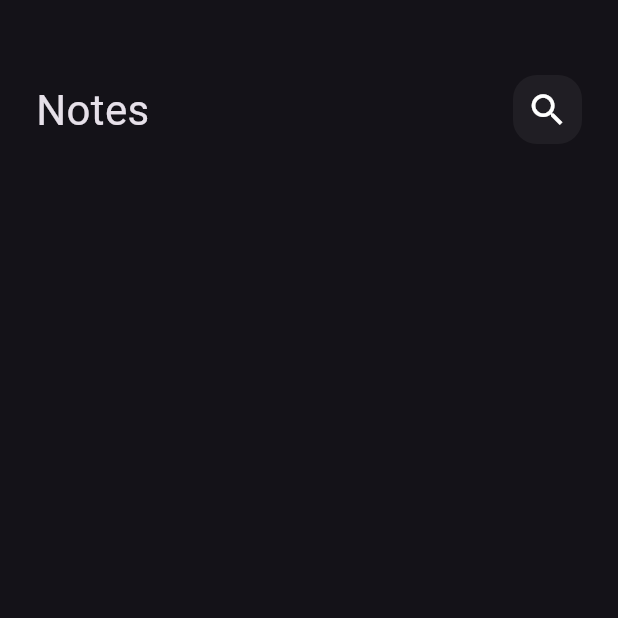
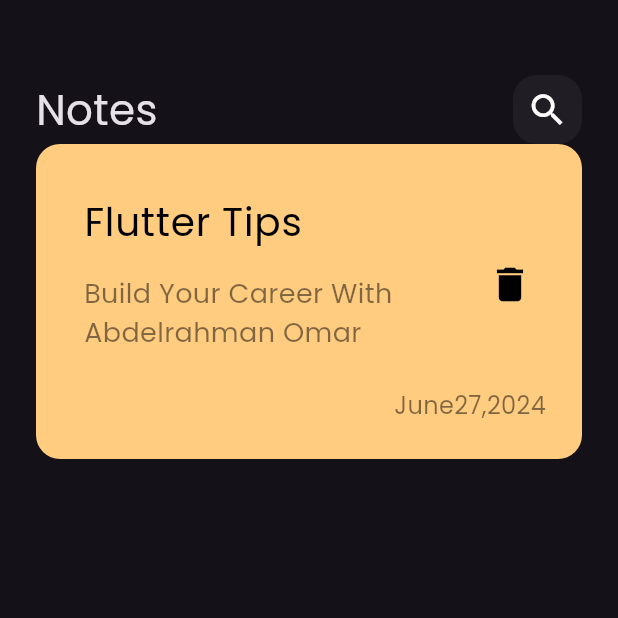
Before and after one commit to Abderlahman-Omar/notes_app, a Flutter app: the screen it shows after launch, on a phone screen of 412 x 824 dp, the top half of it. Run offline on Flutter 3.47's test engine with Material 3 defaults, Android fonts, the phone set to English and light mode, and no system bars.

Commit message:
creating-note-item

```diff
--- a/lib/main.dart
+++ b/lib/main.dart
@@ -14,6 +14,7 @@ class NotesApp extends StatelessWidget {
       debugShowCheckedModeBanner: false,
       theme: ThemeData(
         brightness: Brightness.dark,
+        fontFamily: 'Poppins',
       ),
       home: const NotesView(),
     );
--- /dev/null
+++ b/lib/views/widgets/custom_note_item.dart
@@ -0,0 +1,69 @@
+import 'package:flutter/material.dart';
+
+class NoteItem extends StatelessWidget {
+  const NoteItem({super.key});
+
+  @override
+  Widget build(BuildContext context) {
+    return Container(
+      padding: const EdgeInsets.only(
+        top: 24,
+        bottom: 24,
+        left: 16,
+      ),
+      decoration: BoxDecoration(
+        color: const Color(0xffFFCC80),
+        borderRadius: BorderRadius.circular(
+          16,
+        ),
+      ),
+      child: Column(
+        crossAxisAlignment: CrossAxisAlignment.end,
+        children: [
+          ListTile(
+            title: const Text(
+              'Flutter Tips',
+              style: TextStyle(
+                color: Colors.black,
+                fontSize: 26,
+              ),
+            ),
+            subtitle: Padding(
+              padding: const EdgeInsets.only(
+                top: 16,
+                bottom: 16,
+              ),
+              child: Text(
+                'Build Your Career With Abdelrahman Omar',
+                style: TextStyle(
+                  color: Colors.black.withOpacity(.5),
+                  fontSize: 18,
+                ),
+              ),
+            ),
+            trailing: IconButton(
+              onPressed: () {},
+              icon: const Icon(
+                Icons.delete,
+                color: Colors.black,
+                size: 30,
+              ),
+            ),
+          ),
+          Padding(
+            padding: const EdgeInsets.only(
+              right: 24,
+            ),
+            child: Text(
+              'June27,2024',
+              style: TextStyle(
+                color: Colors.black.withOpacity(.5),
+                fontSize: 16,
+              ),
+            ),
+          )
+        ],
+      ),
+    );
+  }
+}
--- a/lib/views/widgets/notes_view_body.dart
+++ b/lib/views/widgets/notes_view_body.dart
@@ -1,5 +1,6 @@
 import 'package:flutter/material.dart';
 import 'package:notes_app/views/widgets/custom_app_bar.dart';
+import 'package:notes_app/views/widgets/custom_note_item.dart';
 
 class NotesViewBody extends StatelessWidget {
   const NotesViewBody({super.key});
@@ -14,6 +15,7 @@ class NotesViewBody extends StatelessWidget {
             height: 50,
           ),
           CustomAppBar(),
+          NoteItem(),
         ],
       ),
     );
```
Also changed, not shown: pubspec.yaml (+39 -47 lines), assets/fonts/Poppins-Regular.ttf (added).
